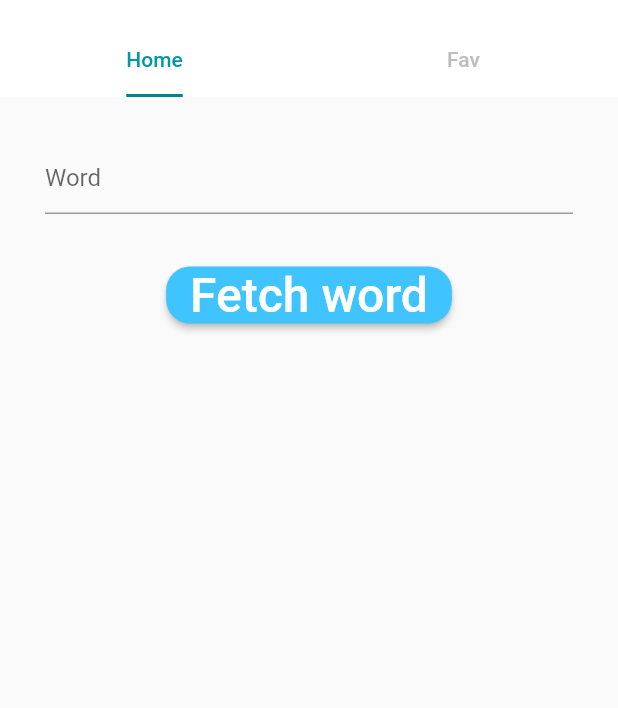
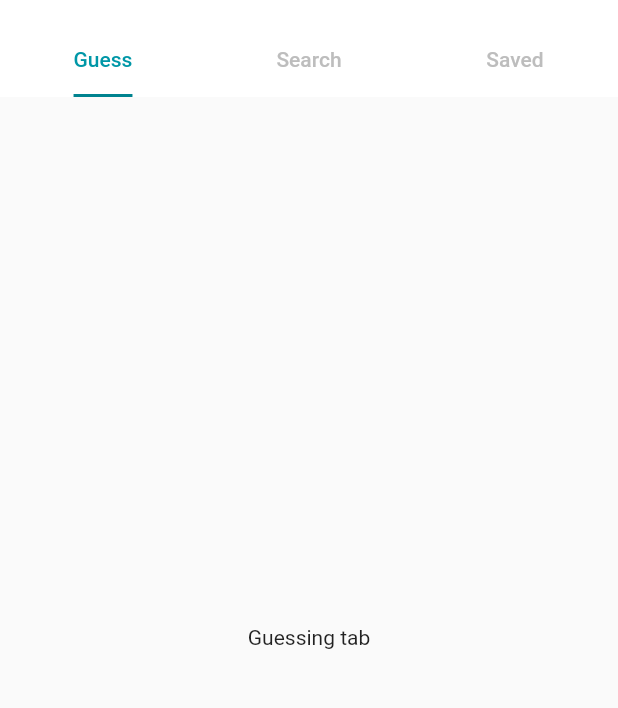
Before and after one commit to 951219/word_guesser_app, a Flutter app: the EntryPage screen opened directly, on a phone screen of 412 x 824 dp, the part 59-767 px from its top. Run offline on Flutter 3.47's test engine with Material 2 defaults, Android fonts, the phone set to English and light mode, and no system bars; our stand-ins replace shared_preferences; accounts and stored records are empty.

Commit message:
refactoring, added a thrid tab

```diff
--- /dev/null
+++ b/lib/constants.dart
@@ -0,0 +1,2 @@
+// TODO
+// -- add urls here
--- a/lib/login_page.dart
+++ b/lib/login_page.dart
@@ -3,7 +3,7 @@ import 'dart:convert';
 import 'package:flutter/material.dart';
 import 'package:http/http.dart' as http;
 import 'package:shared_preferences/shared_preferences.dart';
-import 'package:word_guesser_app/entry_page.dart';
+import 'package:word_guesser_app/tab_frame.dart';
 
 class LoginPage extends StatefulWidget {
   @override
@@ -20,7 +20,7 @@ class _LoginPageState extends State<LoginPage> {
     SharedPreferences sharedPreferences = await SharedPreferences.getInstance();
     String url = "https://wgwebserver.herokuapp.com/user/login";
 
-    Map body = {"username": username, "password": password};
+    Map body = {"username": username.toLowerCase(), "password": password};
 
     var jsonResponse;
     var res = await http.post(url, body: body);
--- a/lib/main.dart
+++ b/lib/main.dart
@@ -1,5 +1,5 @@
 import 'package:flutter/material.dart';
-import 'package:word_guesser_app/entry_page.dart';
+import 'package:word_guesser_app/tab_frame.dart';
 import 'package:word_guesser_app/login_page.dart';
 
 import 'auth/auth.dart';
--- a/lib/entry_page.dart
+++ b/lib/tab_frame.dart
@@ -1,6 +1,7 @@
 import 'package:flutter/material.dart';
-import 'package:word_guesser_app/home.dart' as home;
-import 'package:word_guesser_app/fav.dart' as fav;
+import 'package:word_guesser_app/tabs/search_tab.dart' as search;
+import 'package:word_guesser_app/tabs/saved_tab.dart' as saved;
+import 'package:word_guesser_app/tabs/guess_tab.dart' as guess;
 
 class EntryPage extends StatefulWidget {
   @override
@@ -14,7 +15,7 @@ class _EntryPageState extends State<EntryPage>
   @override
   void initState() {
     super.initState();
-    tabController = new TabController(length: 2, vsync: this);
+    tabController = new TabController(length: 3, vsync: this);
   }
 
   @override
@@ -34,18 +35,18 @@ class _EntryPageState extends State<EntryPage>
           unselectedLabelColor: Colors.grey[400],
           labelColor: Colors.cyan[700],
           tabs: [
-            Tab(text: 'Home'),
-            Tab(
-              text: 'Fav',
-            ),
+            Tab(text: 'Guess'),
+            Tab(text: 'Search'),
+            Tab(text: 'Saved'),
           ],
         ),
       ),
       body: TabBarView(
         controller: tabController,
         children: [
-          home.HomeTab(),
-          fav.FavTab(),
+          guess.GuessTab(),
+          search.SearchTab(),
+          saved.SavedTab(),
         ],
       ),
     );
--- /dev/null
+++ b/lib/tabs/guess_tab.dart
@@ -0,0 +1,17 @@
+import 'package:flutter/material.dart';
+
+class GuessTab extends StatefulWidget {
+  @override
+  _GuessTabState createState() => _GuessTabState();
+}
+
+class _GuessTabState extends State<GuessTab> {
+  @override
+  Widget build(BuildContext context) {
+    return Container(
+      child: Center(
+        child: Text('Guessing tab'),
+      ),
+    );
+  }
+}
--- a/lib/Fav.dart
+++ b/lib/tabs/saved_tab.dart
@@ -5,12 +5,12 @@ import 'package:flutter/material.dart';
 import 'package:http/http.dart' as http;
 import 'package:shared_preferences/shared_preferences.dart';
 
-class FavTab extends StatefulWidget {
+class SavedTab extends StatefulWidget {
   @override
-  _FavTabState createState() => _FavTabState();
+  _SavedTabState createState() => _SavedTabState();
 }
 
-class _FavTabState extends State<FavTab> {
+class _SavedTabState extends State<SavedTab> {
   List listItems = [];
   bool isLoading = false;
 
--- a/lib/Home.dart
+++ b/lib/tabs/search_tab.dart
@@ -5,14 +5,14 @@ import 'package:flutter/material.dart';
 import 'package:http/http.dart' as http;
 import 'package:shared_preferences/shared_preferences.dart';
 
-import 'auth/auth.dart';
+import '../auth/auth.dart';
 
-class HomeTab extends StatefulWidget {
+class SearchTab extends StatefulWidget {
   @override
-  _HomeTabState createState() => _HomeTabState();
+  _SearchTabState createState() => _SearchTabState();
 }
 
-class _HomeTabState extends State<HomeTab> {
+class _SearchTabState extends State<SearchTab> {
   TextEditingController _wordFieldController = TextEditingController();
   var definiton = "";
 
@@ -34,6 +34,7 @@ class _HomeTabState extends State<HomeTab> {
           definiton = jsonResponse[0]['meaning'].toString();
         });
       } else {
+        // TODO debud - Starts spamming
         isLoggedIn();
         _fetchWord(word);
       }
```
Also changed, not shown: pubspec.lock, 6 other files.
